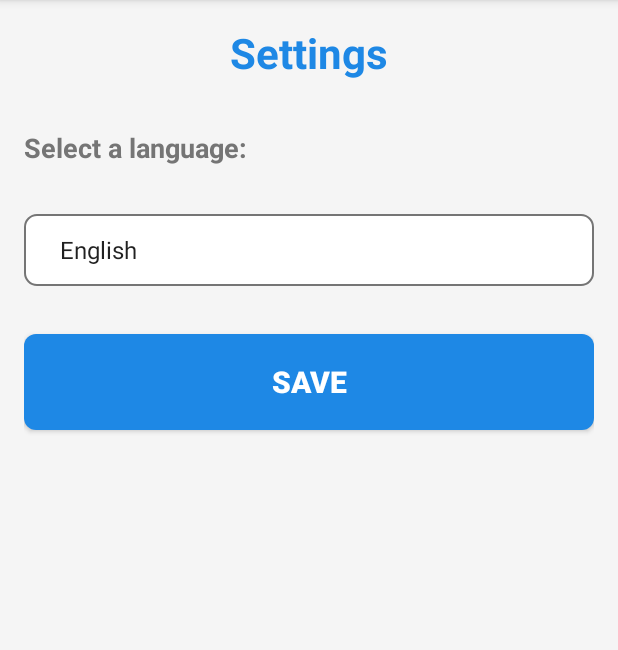
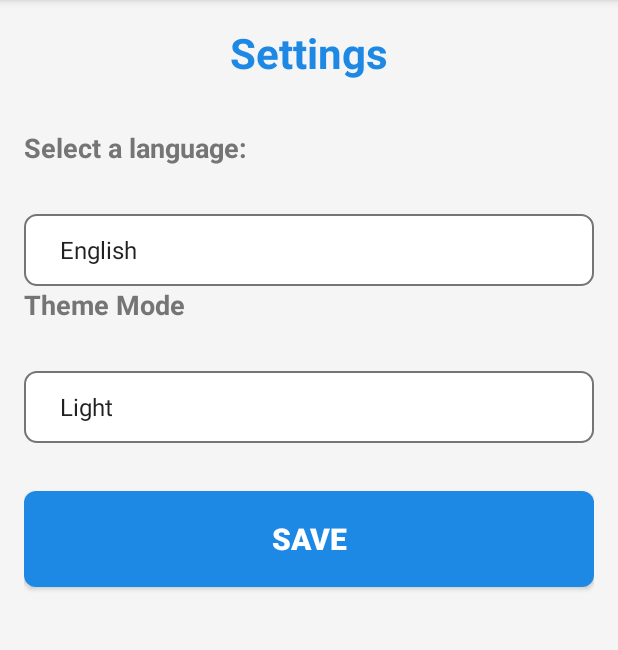
Before and after one commit to EsubalewAmenu/Android_Text_Books, an Android app: the screen it shows after launch (SettingsActivity), on a phone screen of 412 x 824 dp, the part 84-734 px from its top. Run offline under Robolectric (Android 15) with nearby library versions, the phone set to English and light mode, and no system bars; our stand-ins replace Volley; network calls fail.

Commit message:
dark mode structure implemented on some pages

```diff
--- a/app/src/main/java/com/herma/apps/textbooks/settings/LanguageHelper.java
+++ b/app/src/main/java/com/herma/apps/textbooks/settings/LanguageHelper.java
@@ -18,7 +18,7 @@ import java.util.Locale;
 
 public class LanguageHelper {
 
-    private static final String LANGUAGE_CODE_KEY = "language_code";
+    public static final String LANGUAGE_CODE_KEY = "language_code";
 
     public static void setLanguage(Context context, String languageCode) {
         SharedPreferences prefs = PreferenceManager.getDefaultSharedPreferences(context);
--- a/app/src/main/java/com/herma/apps/textbooks/settings/SettingsActivity.java
+++ b/app/src/main/java/com/herma/apps/textbooks/settings/SettingsActivity.java
@@ -1,8 +1,12 @@
 package com.herma.apps.textbooks.settings;
 
+import static com.herma.apps.textbooks.settings.LanguageHelper.LANGUAGE_CODE_KEY;
+
 import android.content.Intent;
+import android.content.SharedPreferences;
 import android.content.res.TypedArray;
 import android.os.Bundle;
+import android.preference.PreferenceManager;
 import android.view.Menu;
 import android.view.MenuItem;
 import android.view.View;
@@ -24,6 +28,8 @@ import java.util.Map;
 public class SettingsActivity extends AppCompatActivity {
 
     private Spinner languageSpinner;
+    private Spinner themeModeSpinner;
+    SharedPreferences prefs;
 
     @Override
     protected void onCreate(Bundle savedInstanceState) {
@@ -36,11 +42,21 @@ public class SettingsActivity extends AppCompatActivity {
 
 
         languageSpinner = findViewById(R.id.language_spinner);
+        themeModeSpinner = findViewById(R.id.theme_spinner);
+
+        prefs = PreferenceManager.getDefaultSharedPreferences(this);
+
         ArrayAdapter<CharSequence> adapter = ArrayAdapter.createFromResource(this,
                 R.array.languages, android.R.layout.simple_spinner_item);
 
+        ArrayAdapter<CharSequence> themeModeAdapter = ArrayAdapter.createFromResource(this,
+                R.array.themeMode, android.R.layout.simple_spinner_item);
+
         adapter.setDropDownViewResource(android.R.layout.simple_spinner_dropdown_item);
         languageSpinner.setAdapter(adapter);
+
+        themeModeAdapter.setDropDownViewResource(android.R.layout.simple_spinner_dropdown_item);
+        themeModeSpinner.setAdapter(themeModeAdapter);
 
         String languageCode = LanguageHelper.getLanguage(this);
         if(languageCode.equals("am"))
@@ -49,6 +65,9 @@ public class SettingsActivity extends AppCompatActivity {
             languageSpinner.setSelection(2);
         else if(languageCode.equals("ar"))
             languageSpinner.setSelection(3);
+
+        if(prefs.getString("themeMode","light").equals("dark"))
+            themeModeSpinner.setSelection(1);
 
 
         // Save language settings when the user clicks the save button
@@ -68,6 +87,17 @@ public class SettingsActivity extends AppCompatActivity {
 
                 LanguageHelper.setLanguage(getApplicationContext(), languageCode);
                 LanguageHelper.updateLanguage(SettingsActivity.this);
+
+                String themeMode = themeModeSpinner.getSelectedItem().toString();
+                SharedPreferences.Editor editor = prefs.edit();
+
+                if(themeMode == getString(R.string.theme_mode_light)) {
+                    editor.putString("themeMode", "light");
+                    editor.apply();
+                }else {
+                    editor.putString("themeMode", "dark");
+                    editor.apply();
+                }
 
                 Toast.makeText(SettingsActivity.this, R.string.restart_the_app, Toast.LENGTH_LONG).show();
 
--- a/app/src/main/res/layout/activity_settings.xml
+++ b/app/src/main/res/layout/activity_settings.xml
@@ -40,6 +40,29 @@
         android:entries="@array/languages"
         android:prompt="@string/select_language_prompt" />
 
+
+    <TextView
+        android:layout_width="wrap_content"
+        android:layout_height="wrap_content"
+        android:text="@string/theme_mode"
+        android:textSize="18sp"
+        android:textColor="@color/dark_gray"
+        android:textStyle="bold"
+        android:layout_marginBottom="16dp" />
+
+    <Spinner
+        android:id="@+id/theme_spinner"
+        android:layout_width="match_parent"
+        android:layout_height="48dp"
+        android:layout_marginTop="16dp"
+        android:background="@drawable/spinner_background"
+        android:paddingLeft="16dp"
+        android:paddingRight="16dp"
+        android:textSize="16sp"
+        android:textColor="@color/dark_gray"
+        android:entries="@array/themeMode"
+        android:prompt="@string/theme_mode" />
+
     <Button
         android:id="@+id/save_button"
         android:layout_width="match_parent"
--- a/app/src/main/res/values/arrays.xml
+++ b/app/src/main/res/values/arrays.xml
@@ -6,4 +6,9 @@
         <item key="or">@string/lang_or</item>
         <item key="ar">@string/lang_ar</item>
     </string-array>
+
+    <string-array name="themeMode">
+        <item key="light">@string/theme_mode_light</item>
+        <item key="dark">@string/theme_mode_dark</item>
+    </string-array>
 </resources>
--- a/app/src/main/res/values/strings.xml
+++ b/app/src/main/res/values/strings.xml
@@ -137,6 +137,7 @@
     <string name="click_here_to_retry">Click here to retry</string>
     <string name="comments">Comments</string>
     <string name="quiz_on_this_unit">Quiz on this unit</string>
+    <string name="theme_mode">Theme Mode</string>
     <string name="click_to_post">Click to post</string>
     <string name="see">See</string>
     <string name="replies"> replies</string>
@@ -154,4 +155,7 @@
     <string name="confirem_delete">Confirm Delete</string>
     <string name="confirem_delete_message">Are you sure you want to delete this item?</string>
 
+    <string name="theme_mode_light" >Light</string>
+    <string name="theme_mode_dark" >Dark</string>
+
 </resources>
```
Also changed, not shown: app/src/main/java/com/herma/apps/textbooks/ChaptersActivity.java (+10 -0 lines), app/src/main/java/com/herma/apps/textbooks/MainActivity.java (+9 -0 lines), app/src/main/java/com/herma/apps/textbooks/ReadActivity.java (+10 -0 lines), app/src/main/res/values/styles.xml (+8 -0 lines).
